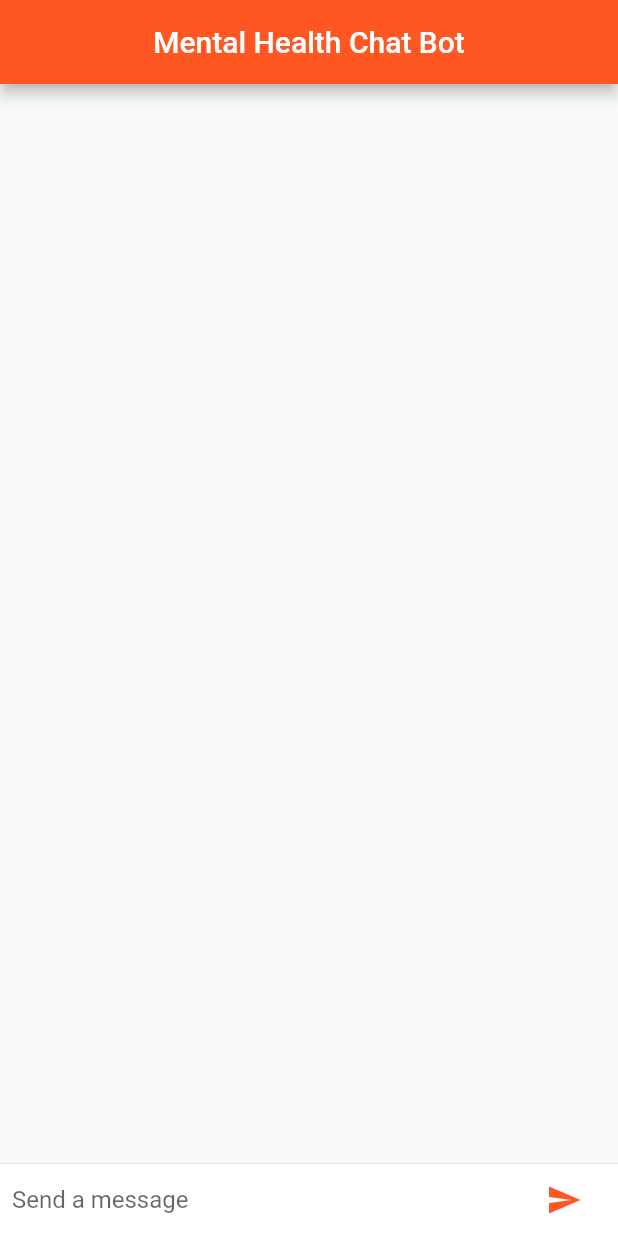
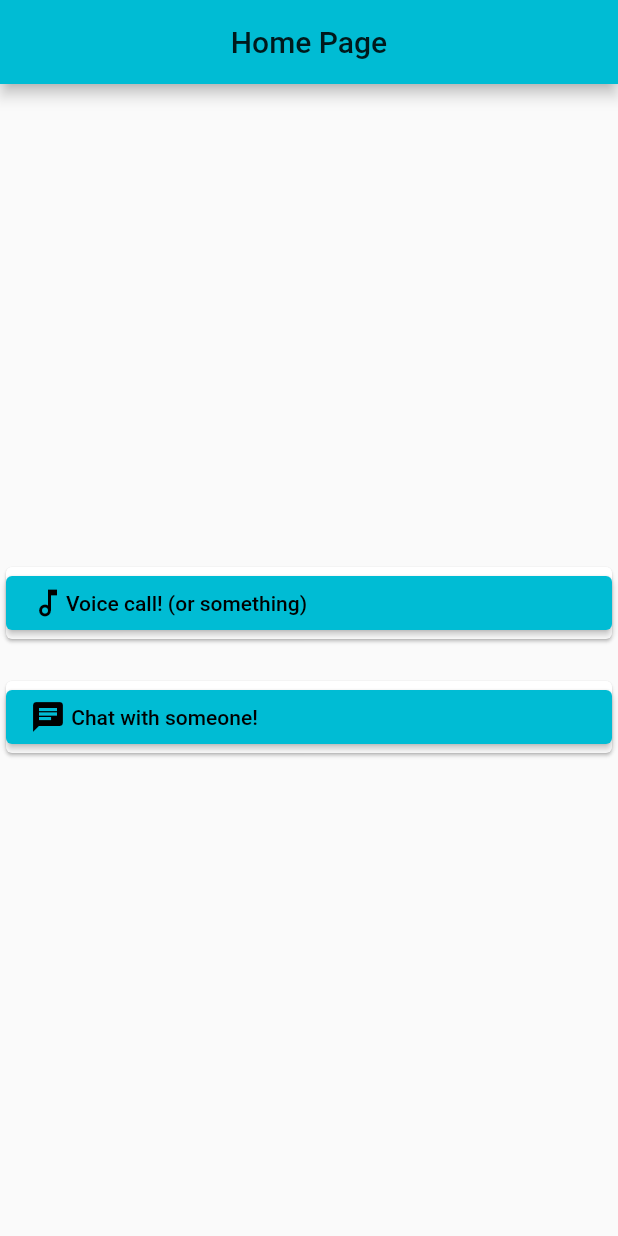
Before and after one commit to rishi255/mental-health-hacks-frontend, a Flutter app: the screen it shows after launch, on a phone screen of 412 x 824 dp. Run offline on Flutter 3.47's test engine with Material 2 defaults, Android fonts, the phone set to English and light mode, and no system bars.

Commit message:
Basic home page

```diff
--- a/mental_health_app/lib/main.dart
+++ b/mental_health_app/lib/main.dart
@@ -7,28 +7,113 @@ class MyApp extends StatelessWidget {
   @override
   Widget build(BuildContext context) {
     return new MaterialApp(
-      title: 'Example Dialogflow Flutter',
+      title: 'MLH Hacks App!',
       theme: new ThemeData(
-        primarySwatch: Colors.deepOrange,
+        primarySwatch: Colors.cyan,
       ),
       debugShowCheckedModeBanner: false,
-      home: new HomePageDialogflow(
-        title: '',
+      home: new HomePage(
+        title: 'Home Page!',
       ),
     );
   }
 }
 
-class HomePageDialogflow extends StatefulWidget {
-  HomePageDialogflow({Key? key, required this.title}) : super(key: key);
+class HomePage extends StatefulWidget {
+  HomePage({Key? key, required this.title}) : super(key: key);
 
   final String title;
 
   @override
-  _HomePageDialogflow createState() => new _HomePageDialogflow();
+  _HomePage createState() => new _HomePage();
 }
 
-class _HomePageDialogflow extends State<HomePageDialogflow> {
+class _HomePage extends State<HomePage> {
+  Widget getButtons(BuildContext context, int i) {
+    // return <Widget>[
+    if (i == 0)
+      return new ElevatedButton(
+          onPressed: () {
+            Navigator.push(
+                context,
+                MaterialPageRoute(
+                    builder: (context) => ChatPage(
+                          title: '',
+                        )));
+          },
+          child: Row(
+            children: <Widget>[
+              Icon(Icons.audiotrack_outlined),
+              Text("Voice call! (or something)", textAlign: TextAlign.center)
+            ],
+          ));
+    else
+      return new ElevatedButton(
+          onPressed: () {
+            Navigator.push(
+                context,
+                MaterialPageRoute(
+                    builder: (context) => ChatPage(
+                          title: '',
+                        )));
+          },
+          child: Row(
+            children: <Widget>[
+              Icon(Icons.chat),
+              Text(" Chat with someone!", textAlign: TextAlign.center)
+            ],
+          ));
+    // ];
+  }
+
+  Widget _buildButtonsComposer() {
+    return new IconTheme(
+        data: new IconThemeData(color: Theme.of(context).accentColor),
+        child: new ListView.separated(
+          separatorBuilder: (BuildContext context, int index) {
+            return SizedBox(
+              height: 20,
+            );
+          },
+          itemCount: 2,
+          itemBuilder: (BuildContext ctx, int i) {
+            return Card(child: getButtons(ctx, i));
+          },
+          shrinkWrap: true,
+        ));
+  }
+
+  @override
+  Widget build(BuildContext context) {
+    return new Scaffold(
+      appBar: new AppBar(
+        centerTitle: true,
+        title: new Text("Home Page"),
+      ),
+      body: new Column(
+        children: <Widget>[
+          new Container(
+            // decoration: new BoxDecoration(color: Theme.of(context).cardColor),
+            child: _buildButtonsComposer(),
+          )
+        ],
+        mainAxisAlignment: MainAxisAlignment.center,
+        crossAxisAlignment: CrossAxisAlignment.center,
+      ),
+    );
+  }
+}
+
+class ChatPage extends StatefulWidget {
+  ChatPage({Key? key, required this.title}) : super(key: key);
+
+  final String title;
+
+  @override
+  _ChatPage createState() => new _ChatPage();
+}
+
+class _ChatPage extends State<ChatPage> {
   final List<ChatMessage> _messages = <ChatMessage>[];
   final TextEditingController _textController = new TextEditingController();
 
```
